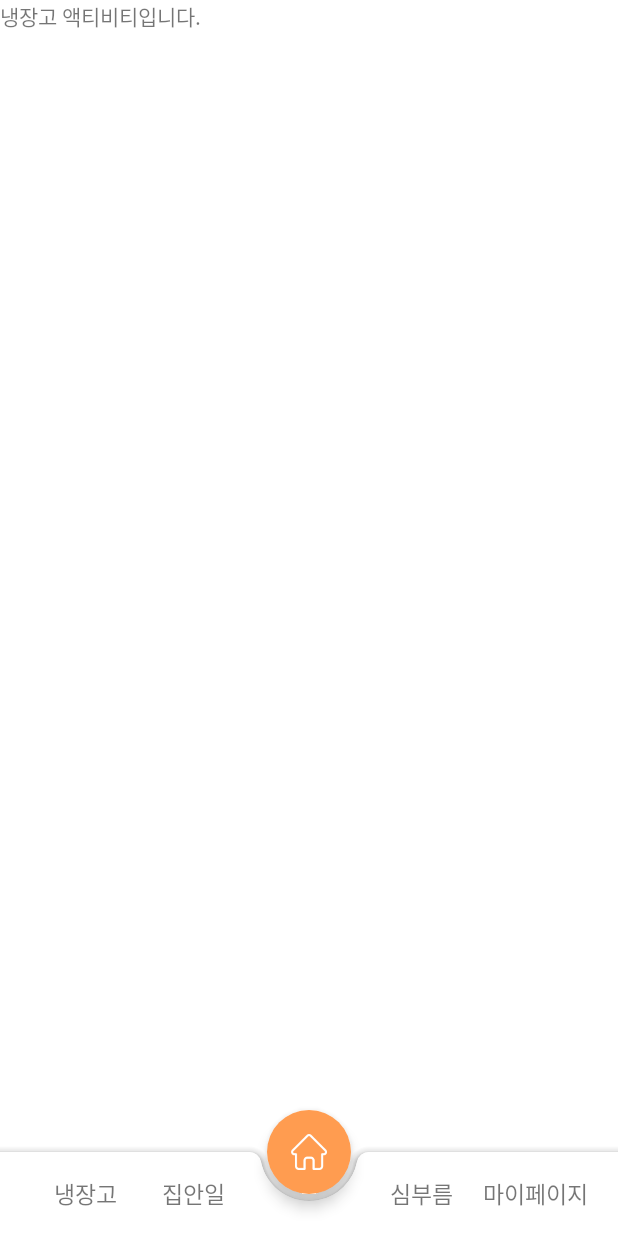
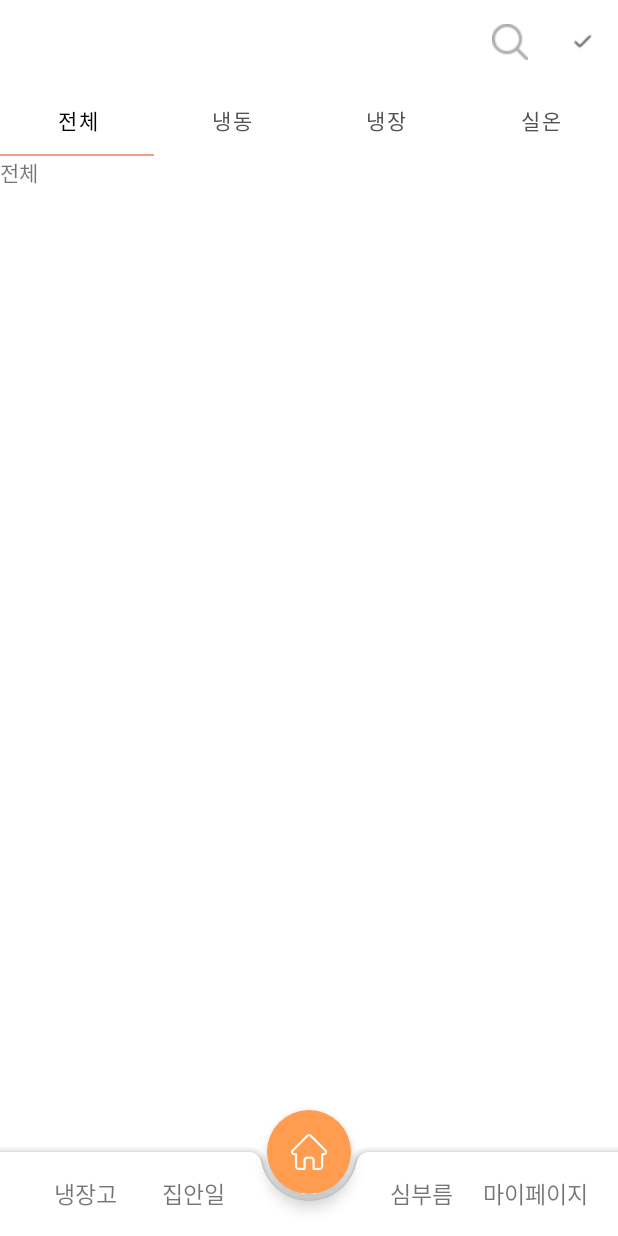
Before and after one commit to re-prife/Android, an Android app: the RefrigeratorFragment screen opened directly, with no data from a screen before it, on a phone screen of 412 x 824 dp. Run offline under Robolectric (Android 15) with nearby library versions, the phone set to English and light mode, and no system bars.

Commit message:
Feat: 냉장고 Fragment 생성 #20

```diff
--- a/app/build.gradle
+++ b/app/build.gradle
@@ -56,4 +56,5 @@ dependencies {
     implementation("androidx.lifecycle:lifecycle-livedata-ktx:$lifecycle_version")
 
 
+
 }
--- a/app/src/main/java/com/mirim/refrigerator/view/fragment/RefrigeratorFragment.kt
+++ b/app/src/main/java/com/mirim/refrigerator/view/fragment/RefrigeratorFragment.kt
@@ -1,18 +1,87 @@
 package com.mirim.refrigerator.view.fragment
 
 import android.os.Bundle
-import android.view.LayoutInflater
-import android.view.View
-import android.view.ViewGroup
+import android.view.*
 import androidx.fragment.app.Fragment
+import androidx.fragment.app.FragmentManager
+import com.google.android.material.tabs.TabLayout
+import com.google.android.material.tabs.TabLayout.OnTabSelectedListener
 import com.mirim.refrigerator.R
+import com.mirim.refrigerator.databinding.FragmentRefrigeratorBinding
+import com.mirim.refrigerator.view.refrigeratorFragment.Fragment1
+import com.mirim.refrigerator.view.refrigeratorFragment.Fragment2
+import com.mirim.refrigerator.view.refrigeratorFragment.Fragment3
+import com.mirim.refrigerator.view.refrigeratorFragment.Fragment4
+
 
 class RefrigeratorFragment: Fragment() {
+    var _binding: FragmentRefrigeratorBinding? = null
+    private val binding get() = _binding!!
+
+    val fragment1 = Fragment1()
+    val fragment2 = Fragment2()
+    val fragment3 = Fragment3()
+    val fragment4 = Fragment4()
+
+    companion object {
+        val TAG = "태그"
+    }
+
+    override fun onCreate(savedInstanceState: Bundle?) {
+        super.onCreate(savedInstanceState)
+        setHasOptionsMenu(true)
+    }
+
     override fun onCreateView(
         inflater: LayoutInflater,
         container: ViewGroup?,
         savedInstanceState: Bundle?
     ): View? {
-        return inflater.inflate(R.layout.fragment_refrigerator, container, false)
+        _binding = FragmentRefrigeratorBinding.inflate(inflater, container, false)
+        val view = binding.root
+        binding.myToolbar.inflateMenu(R.menu.refrigerator_menu)
+
+        val tabLayout = binding.tabLayout
+        childFragmentManager.beginTransaction().replace(R.id.frame, fragment1).commit()
+        tabLayout.addOnTabSelectedListener(object : OnTabSelectedListener {
+            override fun onTabSelected(tab: TabLayout.Tab) {
+                val position = tab.position
+                var selected: Fragment? = null
+                if (position == 0) {
+                    selected = fragment1
+                } else if (position == 1) {
+                    selected = fragment2
+                } else if (position == 2) {
+                    selected = fragment3
+                } else if (position == 3) {
+                    selected = fragment4
+                }
+                if (selected != null) {
+                    childFragmentManager.beginTransaction().replace(R.id.frame, selected)
+                        .commit()
+                }
+            }
+
+            override fun onTabUnselected(tab: TabLayout.Tab) {}
+            override fun onTabReselected(tab: TabLayout.Tab) {}
+
+
+        })
+
+        binding.myToolbar.setOnMenuItemClickListener {
+            when (it.itemId) {
+                R.id.action_search -> {
+                    // Navigate to settings screen
+                    true
+                }
+                R.id.action_select -> {
+                    // Save profile changes
+                    true
+                }
+                else -> false
+            }
+        }
+
+        return view
     }
 }
--- /dev/null
+++ b/app/src/main/java/com/mirim/refrigerator/view/refrigeratorFragment/Fragment1.kt
@@ -0,0 +1,18 @@
+package com.mirim.refrigerator.view.refrigeratorFragment
+
+import android.os.Bundle
+import android.view.LayoutInflater
+import android.view.View
+import android.view.ViewGroup
+import androidx.fragment.app.Fragment
+import com.mirim.refrigerator.R
+
+class Fragment1 : Fragment() {
+    override fun onCreateView(
+        inflater: LayoutInflater,
+        container: ViewGroup?,
+        savedInstanceState: Bundle?
+    ): View? {
+        return inflater.inflate(R.layout.fragment_refrigerator1, container, false);
+    }
+}
--- /dev/null
+++ b/app/src/main/java/com/mirim/refrigerator/view/refrigeratorFragment/Fragment2.kt
@@ -0,0 +1,18 @@
+package com.mirim.refrigerator.view.refrigeratorFragment
+
+import android.os.Bundle
+import android.view.LayoutInflater
+import android.view.View
+import android.view.ViewGroup
+import androidx.fragment.app.Fragment
+import com.mirim.refrigerator.R
+
+class Fragment2 : Fragment() {
+    override fun onCreateView(
+        inflater: LayoutInflater,
+        container: ViewGroup?,
+        savedInstanceState: Bundle?
+    ): View? {
+        return inflater.inflate(R.layout.fragment_refrigerator2, container, false);
+    }
+}
--- /dev/null
+++ b/app/src/main/java/com/mirim/refrigerator/view/refrigeratorFragment/Fragment3.kt
@@ -0,0 +1,18 @@
+package com.mirim.refrigerator.view.refrigeratorFragment
+
+import android.os.Bundle
+import android.view.LayoutInflater
+import android.view.View
+import android.view.ViewGroup
+import androidx.fragment.app.Fragment
+import com.mirim.refrigerator.R
+
+class Fragment3 : Fragment() {
+    override fun onCreateView(
+        inflater: LayoutInflater,
+        container: ViewGroup?,
+        savedInstanceState: Bundle?
+    ): View? {
+        return inflater.inflate(R.layout.fragment_refrigerator3, container, false);
+    }
+}
--- /dev/null
+++ b/app/src/main/java/com/mirim/refrigerator/view/refrigeratorFragment/Fragment4.kt
@@ -0,0 +1,18 @@
+package com.mirim.refrigerator.view.refrigeratorFragment
+
+import android.os.Bundle
+import android.view.LayoutInflater
+import android.view.View
+import android.view.ViewGroup
+import androidx.fragment.app.Fragment
+import com.mirim.refrigerator.R
+
+class Fragment4 : Fragment() {
+    override fun onCreateView(
+        inflater: LayoutInflater,
+        container: ViewGroup?,
+        savedInstanceState: Bundle?
+    ): View? {
+        return inflater.inflate(R.layout.fragment_refrigerator4, container, false);
+    }
+}
--- a/app/src/main/res/layout/activity_notice.xml
+++ b/app/src/main/res/layout/activity_notice.xml
@@ -37,7 +37,8 @@
             <EditText
                 android:id="@+id/edit_notice_title"
                 android:layout_width="match_parent"
-                android:layout_height="42dp"
+                android:layout_height="wrap_content"
+                android:padding="12dp"
                 android:textSize="15sp"
                 android:textColor="@color/black"
                 android:background="@drawable/background_edit_text_softer"
@@ -50,6 +51,7 @@
                 android:textColor="@color/black"
                 android:textSize="16sp" />
             <EditText
+                android:padding="12dp"
                 android:id="@+id/edit_notice_content"
                 android:layout_width="match_parent"
                 android:layout_height="100dp"
--- a/app/src/main/res/layout/fragment_refrigerator.xml
+++ b/app/src/main/res/layout/fragment_refrigerator.xml
@@ -3,11 +3,46 @@
     xmlns:app="http://schemas.android.com/apk/res-auto"
     xmlns:tools="http://schemas.android.com/tools"
     android:layout_width="match_parent"
-    android:layout_height="match_parent">
+    android:layout_height="match_parent"
+    android:orientation="vertical">
+    <androidx.appcompat.widget.Toolbar
+        android:layout_width="match_parent"
+        android:layout_height="wrap_content"
+        android:id="@+id/myToolbar" />
 
-    <TextView
-        android:layout_width="wrap_content"
+    <com.google.android.material.tabs.TabLayout
+        android:layout_width="match_parent"
         android:layout_height="wrap_content"
-        android:text="냉장고 액티비티입니다." />
+        android:id="@+id/tabLayout"
+        android:background="#ffffff"
+        app:tabGravity="fill"
+        app:tabMode="fixed"
+        app:tabIndicatorColor="#F29F80"
+        app:tabIndicatorHeight="1.5dp"
+        app:tabTextColor="#525252"
+        app:tabSelectedTextColor="#000000">
+        <com.google.android.material.tabs.TabItem
+            android:layout_width="wrap_content"
+            android:layout_height="wrap_content"
+            android:text="전체"/>
+        <com.google.android.material.tabs.TabItem
+            android:layout_width="wrap_content"
+            android:layout_height="wrap_content"
+            android:text="냉동"/>
+        <com.google.android.material.tabs.TabItem
+            android:layout_width="wrap_content"
+            android:layout_height="wrap_content"
+            android:text="냉장"/>
+        <com.google.android.material.tabs.TabItem
+            android:layout_width="wrap_content"
+            android:layout_height="wrap_content"
+            android:text="실온"/>
+    </com.google.android.material.tabs.TabLayout>
+    <FrameLayout
+        android:id="@+id/frame"
+        android:layout_width="match_parent"
+        android:layout_height="match_parent">
+
+    </FrameLayout>
 
 </LinearLayout>
--- /dev/null
+++ b/app/src/main/res/layout/fragment_refrigerator1.xml
@@ -0,0 +1,10 @@
+<?xml version="1.0" encoding="utf-8"?>
+<LinearLayout xmlns:android="http://schemas.android.com/apk/res/android"
+    android:layout_width="match_parent"
+    android:layout_height="match_parent">
+    <TextView
+        android:layout_width="wrap_content"
+        android:layout_height="wrap_content"
+        android:text="전체" />
+
+</LinearLayout>
--- /dev/null
+++ b/app/src/main/res/menu/refrigerator_menu.xml
@@ -0,0 +1,17 @@
+<?xml version="1.0" encoding="utf-8"?>
+<menu
+    xmlns:android="http://schemas.android.com/apk/res/android"
+    xmlns:app="http://schemas.android.com/apk/res-auto">
+
+    <item
+        android:id="@+id/action_search"
+        android:icon="@drawable/icon_search"
+        android:title="search"
+        app:showAsAction="ifRoom"/>
+    <item
+        android:id="@+id/action_select"
+        android:icon="@drawable/icon_selected_item_white"
+        android:title="select"
+        app:showAsAction="ifRoom"/>
+
+</menu>
--- a/app/src/main/res/values/colors.xml
+++ b/app/src/main/res/values/colors.xml
@@ -3,8 +3,8 @@
     <color name="purple_200">#FFBB86FC</color>
     <color name="purple_500">#FF6200EE</color>
     <color name="purple_700">#FF3700B3</color>
-    <color name="teal_200">#FF03DAC5</color>
-    <color name="teal_700">#FF018786</color>
+    <color name="teal_200">#FF9C50</color>
+    <color name="teal_700">#FFD3AB</color>
     <color name="black">#FF000000</color>
     <color name="white">#FFFFFFFF</color>
     <color name="main">#FF9C50</color>
```
Also changed, not shown: app/src/main/java/com/mirim/refrigerator/view/fragment/HouseworkFragment.kt (+12 -1 lines), app/src/main/res/drawable/background_bottom_radius_box.xml (added, +10 -0 lines), app/src/main/res/layout/fragment_housework.xml (+13 -5 lines), app/src/main/res/layout/fragment_refrigerator2.xml (added, +10 -0 lines), app/src/main/res/layout/fragment_refrigerator3.xml (added, +10 -0 lines), app/src/main/res/layout/fragment_refrigerator4.xml (added, +10 -0 lines), app/src/main/res/drawable/icon_search.png (added), app/src/main/res/drawable/icon_selected_item_white.png (added).
